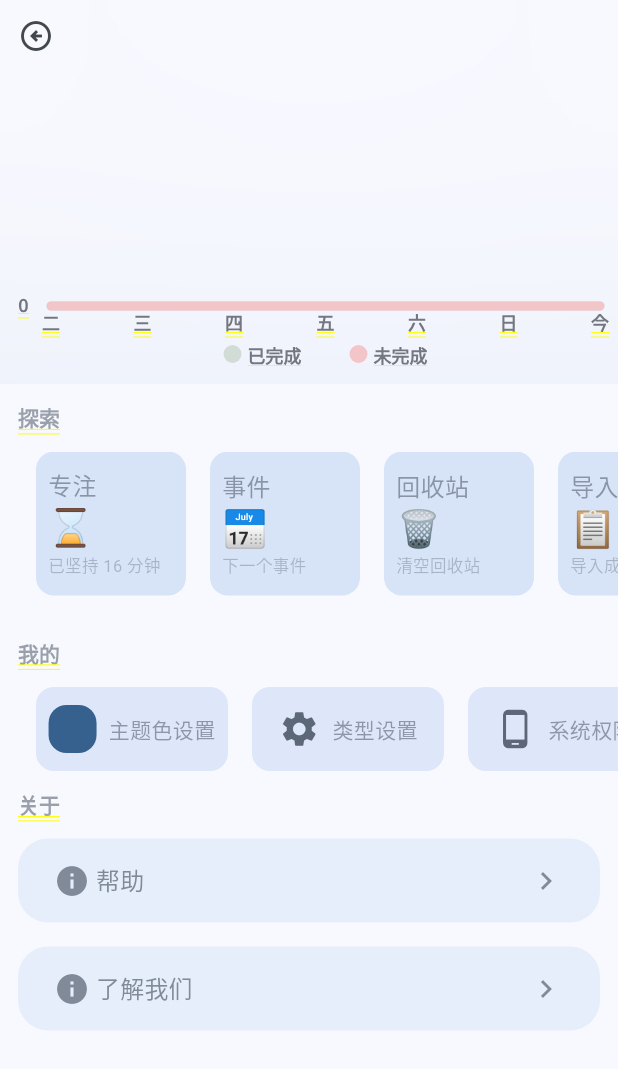
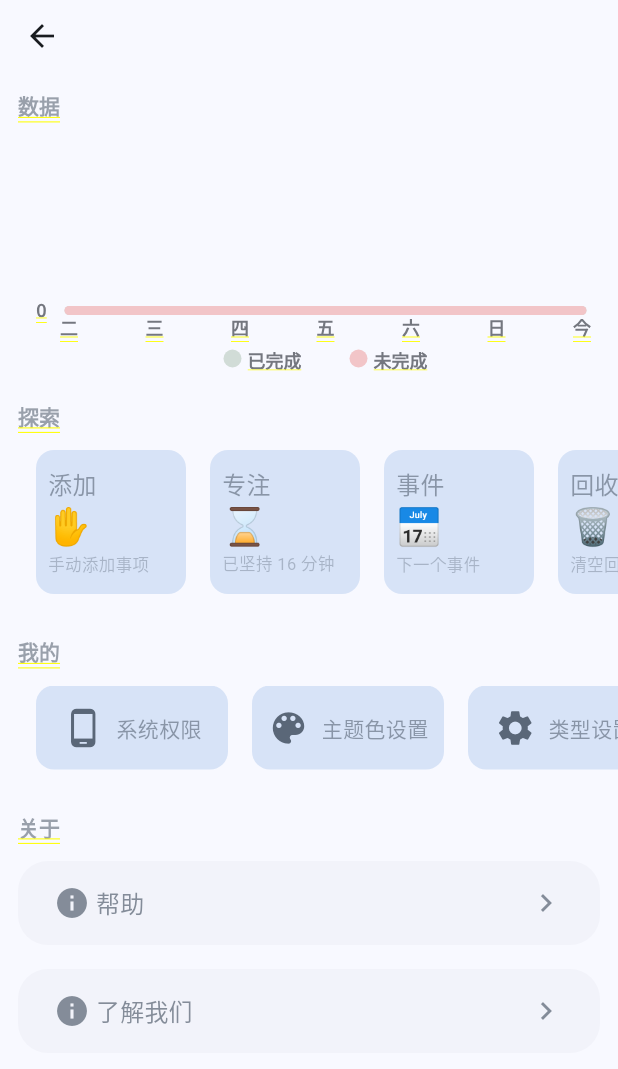
Before and after one commit to tro-lee/matter, a Flutter app: the screen it shows after launch, after a tap on the "menu" icon, on a phone screen of 412 x 824 dp. Shown: the top 1069 px of the screen. Run offline on Flutter 3.47's test engine with Material 3 defaults, Android fonts, the phone set to English and light mode, and no system bars; drawn by our look-alikes of fl_chart; our stand-ins replace animated_toggle_switch, confetti, easy_date_timeline, flutter_dotenv, flutter_local_notifications, flutter_smart_dialog and 4 more; missing offline and left inert: day_night_time_picker, flutter_material_color_picker; accounts and stored records are empty; Roboto replaces fonts that are missing (PingFang).

Commit message:
调整样式

```diff
--- a/lib/pages/add/page.dart
+++ b/lib/pages/add/page.dart
@@ -106,7 +106,7 @@ class TopAppBar extends StatelessWidget implements PreferredSizeWidget {
 
     return AppBar(
       backgroundColor: Colors.white,
-      toolbarHeight: 64,
+      toolbarHeight: 58,
       leading: iconButton,
       centerTitle: true,
       title: text,
--- a/lib/pages/feature/buttons_area.dart
+++ b/lib/pages/feature/buttons_area.dart
@@ -1,3 +1,4 @@
+import 'package:buhuiwangshi/pages/add/page.dart';
 import 'package:buhuiwangshi/utils/animate_route.dart';
 import 'package:flutter/material.dart';
 
@@ -16,12 +17,26 @@ class ButtonsArea extends StatelessWidget {
           )));
     }
 
+    onPressedAdd() {
+      Navigator.of(context).push(animateRoute(
+        direction: "horizontal",
+        child: const AddPage(),
+      ));
+    }
+
     return SizedBox(
       height: 96,
       child: ListView(
         scrollDirection: Axis.horizontal,
+        padding: const EdgeInsets.symmetric(horizontal: 24),
         children: [
-          const SizedBox(width: 24),
+          FeatureButton(
+            text: "添加",
+            subText: "✋",
+            bottomText: "手动添加事项",
+            onPressed: onPressedAdd,
+          ),
+          const SizedBox(width: 16), // Add spacing between buttons
           FeatureButton(
             text: "专注",
             subText: "⌛",
--- a/lib/pages/feature/custom_area.dart
+++ b/lib/pages/feature/custom_area.dart
@@ -1,3 +1,5 @@
+import 'package:buhuiwangshi/pages/permission/page.dart';
+import 'package:buhuiwangshi/utils/animate_route.dart';
 import 'package:flutter/material.dart';
 
 class CustomArea extends StatelessWidget {
@@ -11,21 +13,47 @@ class CustomArea extends StatelessWidget {
       height: 56,
       child: ListView(
         scrollDirection: Axis.horizontal,
+        padding: const EdgeInsets.symmetric(horizontal: 24),
         children: [
-          const SizedBox(width: 24),
           _CustomButton(
-            leftChild: Container(
-              width: 32,
-              height: 32,
-              decoration: BoxDecoration(
-                color: Theme.of(context).colorScheme.primary,
-                borderRadius: BorderRadius.circular(12),
-              ),
+            onPressed: () => Navigator.of(context).push(animateRoute(
+              direction: "horizontal",
+              child: const PermissionPage(),
+            )),
+            leftChild: Icon(
+              Icons.phone_android,
+              size: 28,
+              color: Theme.of(context)
+                  .colorScheme
+                  .onSecondaryContainer
+                  .withOpacity(0.8),
+            ),
+            text: "系统权限",
+          ),
+          const SizedBox(width: 16),
+          _CustomButton(
+            onPressed: () => Navigator.of(context).push(animateRoute(
+                direction: "horizontal",
+                child: Container(
+                  color: Colors.white,
+                ))),
+            leftChild: Icon(
+              Icons.color_lens,
+              size: 28,
+              color: Theme.of(context)
+                  .colorScheme
+                  .onSecondaryContainer
+                  .withOpacity(0.8),
             ),
             text: "主题色设置",
           ),
           const SizedBox(width: 16),
           _CustomButton(
+            onPressed: () => Navigator.of(context).push(animateRoute(
+                direction: "horizontal",
+                child: Container(
+                  color: Colors.white,
+                ))),
             leftChild: Icon(
               Icons.settings,
               size: 28,
@@ -35,18 +63,6 @@ class CustomArea extends StatelessWidget {
                   .withOpacity(0.8),
             ),
             text: "类型设置",
-          ),
-          const SizedBox(width: 16),
-          _CustomButton(
-            leftChild: Icon(
-              Icons.phone_android,
-              size: 28,
-              color: Theme.of(context)
-                  .colorScheme
-                  .onSecondaryContainer
-                  .withOpacity(0.8),
-            ),
-            text: "系统权限",
           ),
           const SizedBox(width: 16),
         ],
@@ -60,18 +76,21 @@ class _CustomButton extends StatelessWidget {
     super.key,
     required this.text,
     required this.leftChild,
+    required this.onPressed,
   });
 
   final String text;
   final Widget leftChild;
+  final VoidCallback onPressed;
 
   @override
   Widget build(BuildContext context) {
     return Material(
       borderRadius: BorderRadius.circular(12),
-      color: Theme.of(context).colorScheme.secondaryContainer.withOpacity(0.8),
+      color: Theme.of(context).colorScheme.secondaryContainer,
       child: InkWell(
         borderRadius: BorderRadius.circular(12),
+        onTap: onPressed,
         child: SizedBox(
           width: 128,
           child: Padding(
--- a/lib/pages/feature/more_area.dart
+++ b/lib/pages/feature/more_area.dart
@@ -53,8 +53,6 @@ class RectButton extends StatelessWidget {
           shape: RoundedRectangleBorder(
             borderRadius: BorderRadius.circular(20),
           ),
-          backgroundColor:
-              Theme.of(context).colorScheme.secondaryContainer.withOpacity(0.5),
           shadowColor: Colors.transparent,
         ),
         onPressed: onPressed,
--- a/lib/pages/feature/page.dart
+++ b/lib/pages/feature/page.dart
@@ -1,5 +1,3 @@
-import 'dart:ui';
-
 import 'package:buhuiwangshi/pages/feature/buttons_area.dart';
 import 'package:buhuiwangshi/pages/feature/chart.dart';
 import 'package:buhuiwangshi/pages/feature/custom_area.dart';
@@ -33,24 +31,25 @@ class Page extends StatelessWidget {
       ),
       height: double.infinity,
       width: double.infinity,
-      child: const Stack(
+      child: const Column(
         children: [
-          Column(children: [
-            SizedBox(height: 256), // 头部高度
+          Head(),
+          LabelTitle(text: "数据"),
+          Padding(
+            padding: EdgeInsets.symmetric(horizontal: 24.0, vertical: 8),
+            child: Chart(),
+          ),
+          // 探索
           LabelTitle(text: "探索"),
           ButtonsArea(),
+          // 我的
           SizedBox(height: 16),
           LabelTitle(text: "我的"),
           CustomArea(),
+          // 关于
+          SizedBox(height: 16),
           LabelTitle(text: "关于"),
           MoreArea()
-          ]),
-          Positioned(
-            top: 0,
-            left: 0,
-            right: 0,
-            child: Head(),
-          ),
         ],
       ),
     );
@@ -93,29 +92,12 @@ class Head extends StatelessWidget {
 
   @override
   Widget build(BuildContext context) {
-    return ClipRect(
-      child: BackdropFilter(
-        filter: ImageFilter.blur(sigmaX: 80, sigmaY: 120),
-        child: SizedBox(
-          height: 256,
-          child: SafeArea(
-            child: Column(
-              crossAxisAlignment: CrossAxisAlignment.start,
-              mainAxisAlignment: MainAxisAlignment.spaceBetween,
-              children: [
-                IconButton(
-                  onPressed: () {
-                    Navigator.of(context).pop();
-                  },
-                  icon: const Icon(Icons.arrow_circle_left_outlined),
-                ),
-                const Padding(
-                  padding: EdgeInsets.all(12.0),
-                  child: Chart(),
-                ),
-              ],
-            ),
-          ),
+    return AppBar(
+      toolbarHeight: 48,
+      leading: IconButton(
+        onPressed: () => Navigator.pop(context),
+        icon: const Icon(
+          Icons.arrow_back,
         ),
       ),
     );
--- a/lib/pages/home/head_layer.dart
+++ b/lib/pages/home/head_layer.dart
@@ -32,7 +32,7 @@ class HeadLayer extends StatelessWidget {
                                   .titleLarge!
                                   .fontSize,
                               fontWeight: FontWeight.bold,
-                              color: Theme.of(context).colorScheme.secondary,
+                              color: Theme.of(context).colorScheme.primary,
                               height: 1),
                         ),
                       ),
--- /dev/null
+++ b/lib/pages/permission/page.dart
@@ -0,0 +1,25 @@
+import 'package:buhuiwangshi/utils/standard.dart';
+import 'package:flutter/material.dart';
+
+class PermissionPage extends StatelessWidget {
+  const PermissionPage({super.key});
+
+  @override
+  Widget build(BuildContext context) {
+    return standardContainer(
+        context: context,
+        child: Scaffold(
+          appBar: AppBar(toolbarHeight: 48),
+          body: _Page(),
+        ));
+  }
+}
+
+class _Page extends StatelessWidget {
+  const _Page({super.key});
+
+  @override
+  Widget build(BuildContext context) {
+    return Container(color: Theme.of(context).colorScheme.surface);
+  }
+}
```
Lines whose indentation alone changed are shown as unchanged.
